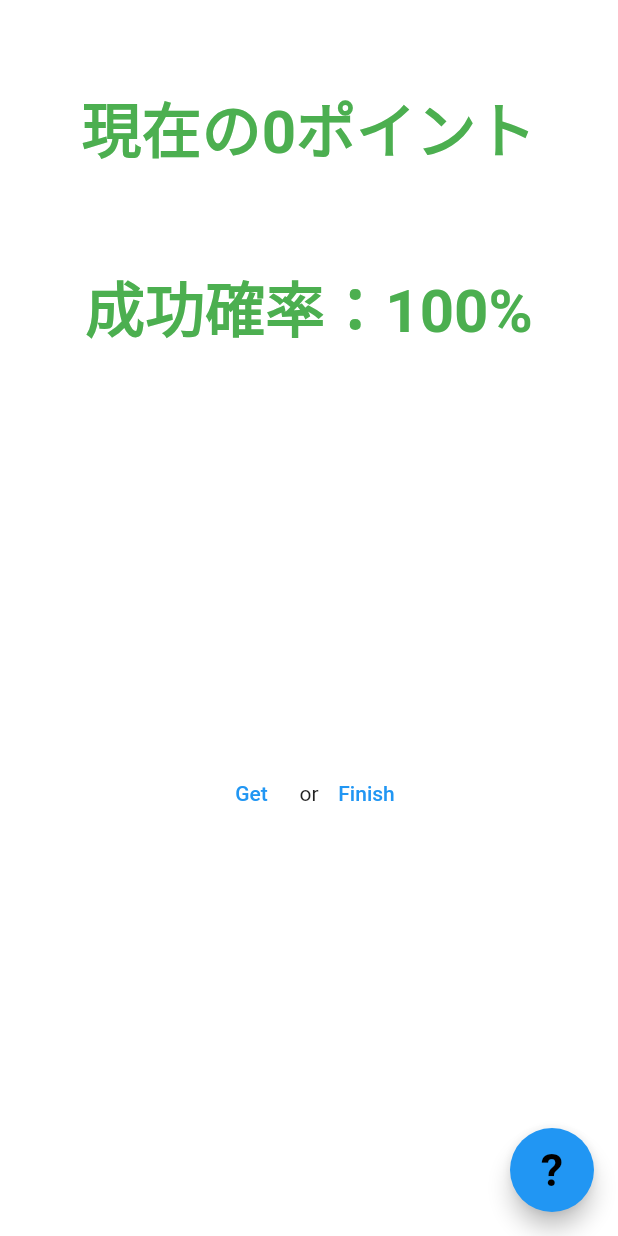
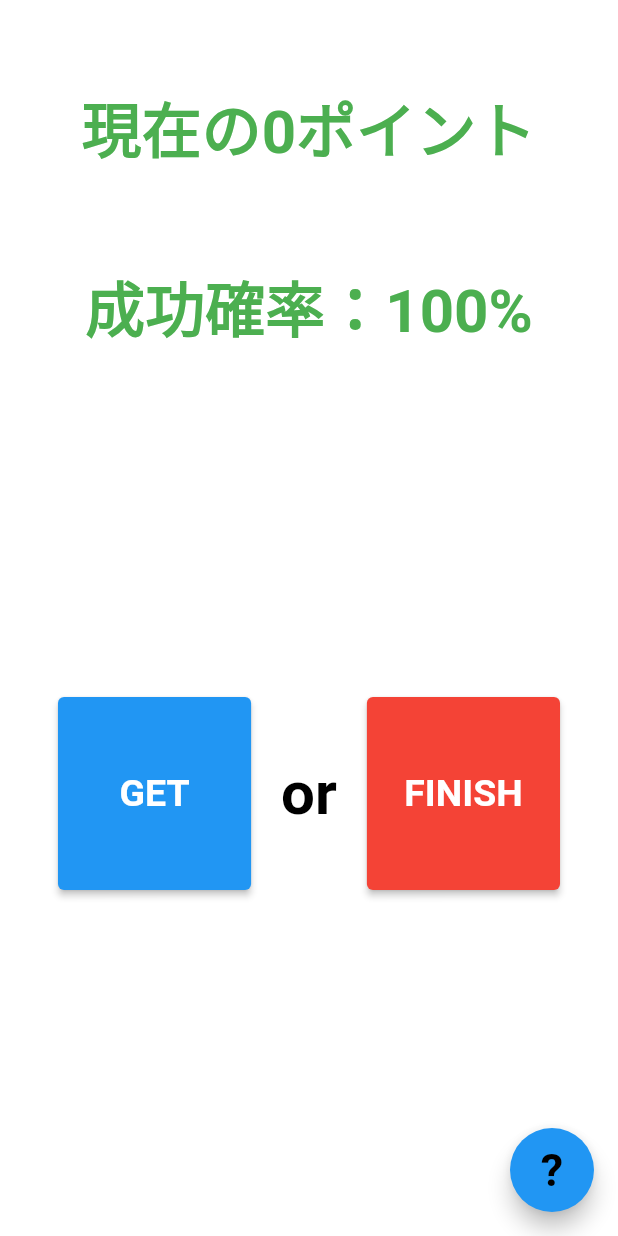
Before and after one commit to iseruuuuu/prize_get_app, a Flutter app: the GameScreen screen opened directly, on a phone screen of 412 x 824 dp. Run offline on Flutter 3.47's test engine with Material 2 defaults, Android fonts, the phone set to English and light mode, and no system bars; our stand-ins replace flutter_easyloading, get, shared_preferences; missing offline and left inert: enum_to_string; accounts and stored records are empty.

Commit message:
add: ボタンのデザインを追加

```diff
--- a/lib/screen/game_screen/game_screen.dart
+++ b/lib/screen/game_screen/game_screen.dart
@@ -18,7 +18,8 @@ class GameScreen extends StatelessWidget {
       body: Center(
         child: Column(
           children: [
-            Obx(() => Text(
+            Obx(
+              () => Text(
                 '現在の${controller.count}ポイント',
                 style: const TextStyle(
                   fontSize: 40,
@@ -27,8 +28,11 @@ class GameScreen extends StatelessWidget {
                 ),
               ),
             ),
-            const SizedBox(height: 60,),
-            Obx(() => Text(
+            const SizedBox(
+              height: 60,
+            ),
+            Obx(
+              () => Text(
                 '成功確率：${controller.randomPercent}%',
                 style: const TextStyle(
                   fontSize: 40,
@@ -41,14 +45,52 @@ class GameScreen extends StatelessWidget {
             Row(
               mainAxisAlignment: MainAxisAlignment.center,
               children: [
-                TextButton(
-                  onPressed: controller.onTapGet,
-                  child: const Text('Get'),
+                SizedBox(
+                  width: MediaQuery.of(context).size.width / 3.2,
+                  height: MediaQuery.of(context).size.width / 3.2,
+                  child: ElevatedButton(
+                    onPressed: controller.onTapGet,
+                    child: const Text(
+                        'GET',
+                      style: TextStyle(
+                        fontSize: 25,
+                        fontWeight: FontWeight.bold,
+                        color: Colors.white,
+                      ),
+                    ),
+                    style: ElevatedButton.styleFrom(
+                      primary: Colors.blue, //ボタンの背景色
+                    ),
+                  ),
                 ),
-                const Text('or'),
-                TextButton(
-                  onPressed: controller.onTapFinish,
-                  child: const Text('Finish'),
+                const SizedBox(width: 20),
+                const Text(
+                    'or',
+                  style: TextStyle(
+                    fontSize: 40,
+                    fontWeight: FontWeight.bold,
+                    color: Colors.black,
+                  ),
+                ),
+                const SizedBox(width: 20),
+                SizedBox(
+                  width: MediaQuery.of(context).size.width / 3.2,
+                  height: MediaQuery.of(context).size.width / 3.2,
+                  child: ElevatedButton(
+                    onPressed: controller.onTapFinish,
+                    child: const Text(
+                        'FINISH',
+                      style: TextStyle(
+                        fontSize: 25,
+                        fontWeight: FontWeight.bold,
+                        color: Colors.white,
+                      ),
+                    ),
+                    style: ElevatedButton.styleFrom(
+                      primary: Colors.red, //ボタンの背景色
+                    ),
+                  ),
+
                 ),
               ],
             ),
```
